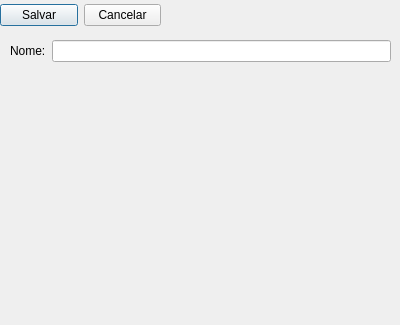
Old version of the form UIs/TipoEvento/CadastroTipoEventoDialog.ui in the repository teiGustavo/eventos-pyside.
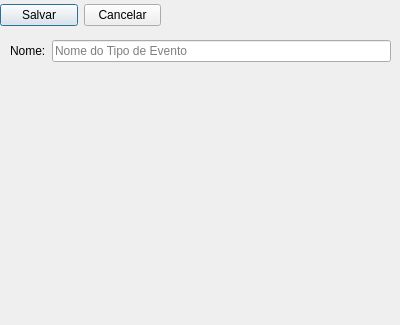
New version of the form.

```diff
--- a/UIs/TipoEvento/CadastroTipoEventoDialog.ui
+++ b/UIs/TipoEvento/CadastroTipoEventoDialog.ui
@@ -57,7 +57,11 @@
      </widget>
     </item>
     <item row="0" column="1">
-     <widget class="QLineEdit" name="lineEditNome"/>
+     <widget class="QLineEdit" name="lineEditNome">
+      <property name="placeholderText">
+       <string>Nome do Tipo de Evento</string>
+      </property>
+     </widget>
     </item>
    </layout>
   </widget>
```
